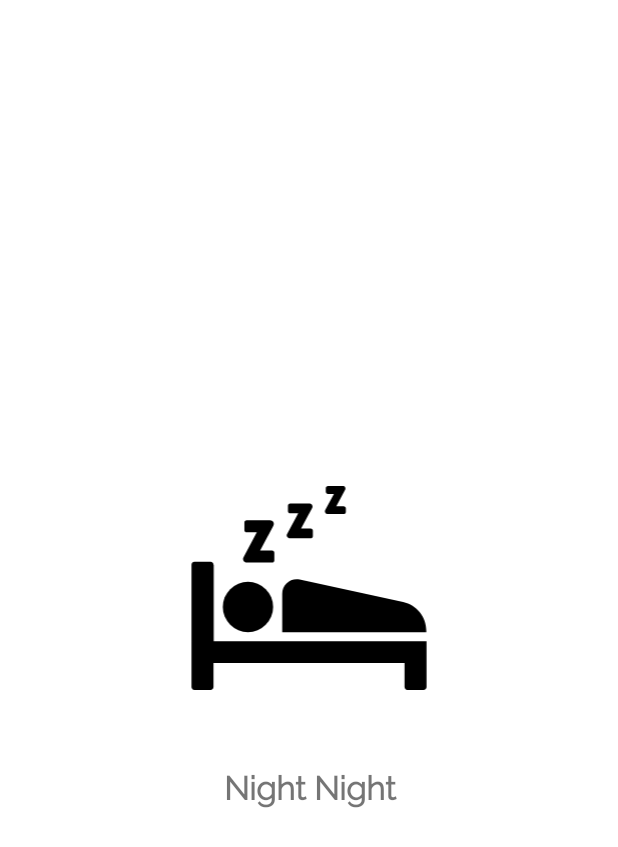
After one commit to sakets3010/NightNight, an Android app: the SplashActivity screen opened directly, with no data from a screen before it, on a phone screen of 412 x 824 dp. The commit adds this screen. Shown: the top 847 px of the screen. Run offline under Robolectric (Android 15) with nearby library versions, the phone set to English and light mode, and no system bars; our stand-ins replace Firebase (no records; nobody signed in at launch, a user with empty details on screens opened directly).

Commit message:
fixed bugs,added splash activity.

```diff
--- a/app/src/main/java/com/example/nightnight/MainActivity.kt
+++ b/app/src/main/java/com/example/nightnight/MainActivity.kt
@@ -10,8 +10,6 @@ class MainActivity : AppCompatActivity() {
     override fun onCreate(savedInstanceState: Bundle?) {
         super.onCreate(savedInstanceState)
         setContentView(R.layout.activity_main)
-        if(profile_pic!==null)
-        Picasso.get().load(GoogleSignIn.getLastSignedInAccount(this)?.photoUrl).into(profile_pic)
     }
 
 }
--- /dev/null
+++ b/app/src/main/java/com/example/nightnight/SplashActivity.kt
@@ -0,0 +1,30 @@
+package com.example.nightnight
+
+import android.content.Intent
+import androidx.appcompat.app.AppCompatActivity
+import android.os.Bundle
+import android.os.Handler
+import com.google.firebase.auth.FirebaseAuth
+
+class SplashActivity : AppCompatActivity() {
+
+    // This is the loading time of the splash screen
+    private val SPLASH_TIME_OUT:Long = 3000 // 1 sec
+    override fun onCreate(savedInstanceState: Bundle?) {
+        super.onCreate(savedInstanceState)
+        setContentView(R.layout.activity_splash)
+
+
+        Handler().postDelayed({
+            val user = FirebaseAuth.getInstance().currentUser
+            if (user != null) {
+                val intent = Intent(this,MainActivity::class.java)
+                startActivity(intent)
+            }
+            else{
+                startActivity(Intent(this,LoginActivity::class.java))
+            }
+            finish()
+        }, SPLASH_TIME_OUT)
+    }
+}
--- a/app/src/main/java/com/example/nightnight/helper/Sleep.kt
+++ b/app/src/main/java/com/example/nightnight/helper/Sleep.kt
@@ -1,5 +1,5 @@
 package com.example.nightnight.helper
 
 
-data class Sleep(var startTime:Long = System.currentTimeMillis(),var endTime:Long = startTime,var sleepRating:Int = 0)
+data class Sleep(var startTime:Long = System.currentTimeMillis(),var endTime:Long = startTime,var sleepRating:Int = 0,var updated:Boolean =false)
 data class SleepWrapper(var docId:String,var sleep:Sleep)
--- a/app/src/main/java/com/example/nightnight/login/SignInFragment.kt
+++ b/app/src/main/java/com/example/nightnight/login/SignInFragment.kt
@@ -83,11 +83,7 @@ class SignInFragment : Fragment() {
     }
     override fun onStart() {
         super.onStart()
-        val user = FirebaseAuth.getInstance().currentUser
-        if (user != null) {
-            val intent = Intent(requireContext(),MainActivity::class.java)
-            startActivity(intent)
-        }
+
     }
 
 
--- /dev/null
+++ b/app/src/main/res/layout/activity_splash.xml
@@ -0,0 +1,30 @@
+<?xml version="1.0" encoding="utf-8"?>
+<androidx.constraintlayout.widget.ConstraintLayout xmlns:android="http://schemas.android.com/apk/res/android"
+    xmlns:app="http://schemas.android.com/apk/res-auto"
+    xmlns:tools="http://schemas.android.com/tools"
+    android:layout_width="match_parent"
+    android:layout_height="match_parent"
+    tools:context=".SplashActivity">
+
+    <ImageView
+        android:id="@+id/splash_icon"
+        android:layout_width="200dp"
+        android:layout_height="200dp"
+        app:layout_constraintTop_toTopOf="parent"
+        app:layout_constraintBottom_toBottomOf="parent"
+        app:layout_constraintStart_toStartOf="parent"
+        app:layout_constraintEnd_toEndOf="parent"
+        android:src="@drawable/ic_noun_sleeping_947845"/>
+    <TextView
+        android:layout_width="0dp"
+        android:layout_height="30dp"
+        android:textSize="22sp"
+        android:fontFamily="@font/raleway"
+        android:textStyle="bold"
+        android:textAlignment="center"
+        app:layout_constraintStart_toStartOf="@id/splash_icon"
+        app:layout_constraintEnd_toEndOf="@id/splash_icon"
+        app:layout_constraintTop_toBottomOf="@id/splash_icon"
+        android:text="@string/night_night"/>
+
+</androidx.constraintlayout.widget.ConstraintLayout>
--- a/app/src/main/res/values/strings.xml
+++ b/app/src/main/res/values/strings.xml
@@ -12,8 +12,9 @@
     <string name="start">Start</string>
     <string name="stop">Stop</string>
     <string name="clear">clear</string>
-    <string name="night_night">Night Night</string>
     <string name="minutes_length">%d minutes</string>
     <string name="hours_length">%d hours</string>
     <string name="seconds_length">%d seconds</string>
+    <string name="you_don_t_have_any_sleep_record_stored_at_the_moment">you don\'t have any sleep record stored at the moment.</string>
+    <string name="night_night">Night Night</string>
 </resources>
```
Also changed, not shown: app/src/main/AndroidManifest.xml (+4 -4 lines), app/src/main/java/com/example/nightnight/home/HomeFragment.kt (+54 -23 lines), app/src/main/java/com/example/nightnight/home/HomeViewModel.kt (+8 -24 lines), app/src/main/java/com/example/nightnight/rating/RatingViewModel.kt (+2 -8 lines), app/src/main/res/layout/fragment_home.xml (+53 -24 lines), app/src/main/res/drawable/cherry_list_is_empty.png (added).
